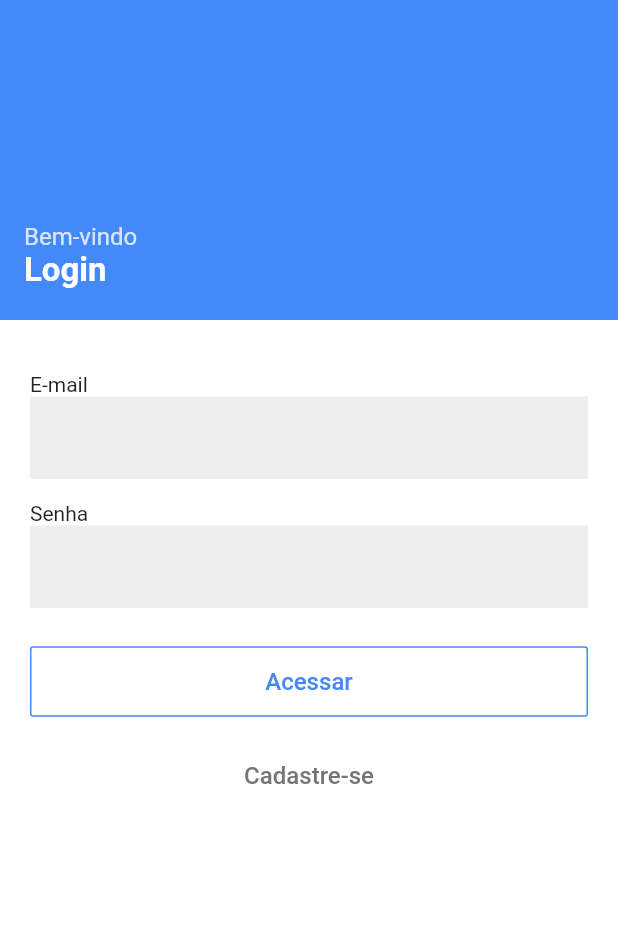
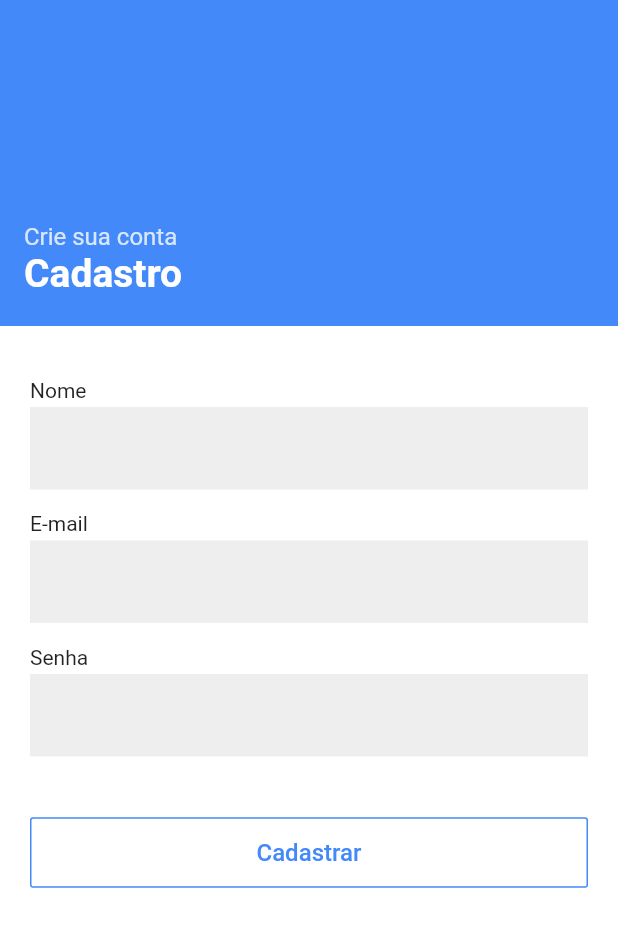
Before and after one commit to juliatiLucas/app_questionario, a Flutter app: the SignInView screen opened directly, after a tap on "Cadastre-se", on a phone screen of 412 x 824 dp. Shown: the top 927 px of the screen. Run offline on Flutter 3.47's test engine with Material 2 defaults, Android fonts, the phone set to English and light mode, and no system bars; our stand-ins replace get, shared_preferences; accounts and stored records are empty; statements that could not run were skipped.

Commit message:
Componente de input, tela de cadastro (sem funções)

```diff
--- /dev/null
+++ b/lib/components/rec_input.dart
@@ -0,0 +1,23 @@
+import 'package:flutter/material.dart';
+
+class RecInput extends StatelessWidget {
+  final TextEditingController controller;
+  final bool obscureText;
+  RecInput({this.controller, this.obscureText = false});
+
+  @override
+  Widget build(BuildContext context) {
+    return Padding(
+      padding: EdgeInsets.only(top: 3, bottom: 15),
+      child: TextField(
+        controller: controller,
+        obscureText: obscureText,
+        decoration: InputDecoration(
+            fillColor: Colors.grey[200],
+            filled: true,
+            border: InputBorder.none,
+            contentPadding: EdgeInsets.symmetric(vertical: 18, horizontal: 10)),
+      ),
+    );
+  }
+}
--- a/lib/controllers/signin.c.dart
+++ b/lib/controllers/signin.c.dart
@@ -28,7 +28,7 @@ class SignInController extends GetxController {
           this.email.text = "";
           this.password.text = "";
           await Session.login(json.decode(res.body));
-          Navigator.pushAndRemoveUntil(context, MaterialPageRoute(builder:(_) => HomeView()), (route) => false);
+          Navigator.pushAndRemoveUntil(context, MaterialPageRoute(builder: (_) => HomeView()), (route) => false);
         } else if (res.statusCode == 400) {
           if (json.decode(res.body)['error'] == "usuario_nao_existe") {
             Snack.showSnack(title: "Erro", message: "Usuário não encontrado!");
--- /dev/null
+++ b/lib/controllers/signup.c.dart
@@ -0,0 +1,14 @@
+import 'dart:convert';
+import 'package:flutter/cupertino.dart';
+import 'package:get/get.dart';
+import 'package:http/http.dart' as http;
+import '../utils/api.dart';
+import '../utils/session.dart';
+
+class SignUpController extends GetxController {
+  TextEditingController name = TextEditingController();
+  TextEditingController email = TextEditingController();
+  TextEditingController password = TextEditingController();
+
+  void signUp(BuildContext context) {}
+}
--- a/lib/views/signin.v.dart
+++ b/lib/views/signin.v.dart
@@ -1,6 +1,8 @@
 import 'package:flutter/material.dart';
 import 'package:get/get.dart';
 import '../controllers/signin.c.dart';
+import './signup.v.dart';
+import '../components/rec_input.dart';
 
 class SignInView extends StatelessWidget {
   @override
@@ -22,7 +24,7 @@ class SignInView extends StatelessWidget {
                   Opacity(opacity: 0.8, child: Text('Bem-vindo', style: TextStyle(color: Colors.white, fontSize: 16))),
                   Text(
                     'Login',
-                    style: TextStyle(color: Colors.white, fontWeight: FontWeight.bold, fontSize: 22),
+                    style: TextStyle(color: Colors.white, fontWeight: FontWeight.bold, fontSize: 26),
                   ),
                 ],
               ),
@@ -30,31 +32,12 @@ class SignInView extends StatelessWidget {
             Expanded(
               child: Container(
                   padding: EdgeInsets.symmetric(vertical: 35, horizontal: 20),
-                  decoration: BoxDecoration(
-                    color: Colors.white,
-                    // borderRadius: BorderRadius.only(topLeft: Radius.circular(20), topRight: Radius.circular(20)),
-                  ),
+                  decoration: BoxDecoration(color: Colors.white),
                   child: Column(crossAxisAlignment: CrossAxisAlignment.stretch, children: [
                     Text('E-mail'),
-                    TextField(
-                      controller: ctr.email,
-                      decoration: InputDecoration(
-                          fillColor: Colors.grey[200],
-                          filled: true,
-                          border: InputBorder.none,
-                          contentPadding: EdgeInsets.symmetric(vertical: 18, horizontal: 10)),
-                    ),
-                    SizedBox(height: 15),
+                    RecInput(controller: ctr.email),
                     Text('Senha'),
-                    TextField(
-                      controller: ctr.password,
-                      obscureText: true,
-                      decoration: InputDecoration(
-                          fillColor: Colors.grey[200],
-                          filled: true,
-                          border: InputBorder.none,
-                          contentPadding: EdgeInsets.symmetric(vertical: 18, horizontal: 10)),
-                    ),
+                    RecInput(controller: ctr.password, obscureText: true),
                     SizedBox(height: 25),
                     OutlineButton(
                       borderSide: BorderSide(color: Theme.of(context).primaryColor),
@@ -74,7 +57,7 @@ class SignInView extends StatelessWidget {
                         'Cadastre-se',
                         style: TextStyle(color: Colors.grey[600], fontSize: 16),
                       ),
-                      onPressed: () {},
+                      onPressed: () => Get.to(SignUpView(), transition: Transition.rightToLeft),
                     )
                   ])),
             ),
--- a/lib/views/signup.v.dart
+++ b/lib/views/signup.v.dart
@@ -0,0 +1,62 @@
+import 'package:flutter/material.dart';
+import 'package:get/get.dart';
+import '../controllers/signup.c.dart';
+import '../components/rec_input.dart';
+
+class SignUpView extends StatelessWidget {
+  @override
+  Widget build(BuildContext context) {
+    return Scaffold(
+      backgroundColor: Theme.of(context).primaryColor,
+      body: GetBuilder<SignUpController>(
+        init: Get.put(SignUpController()),
+        builder: (ctr) => Container(
+            child: Column(
+          crossAxisAlignment: CrossAxisAlignment.stretch,
+          children: [
+            SizedBox(height: MediaQuery.of(context).size.height * 0.18),
+            Padding(
+              padding: EdgeInsets.only(left: 16, bottom: 20),
+              child: Column(
+                crossAxisAlignment: CrossAxisAlignment.start,
+                children: [
+                  Opacity(opacity: 0.8, child: Text('Crie sua conta', style: TextStyle(color: Colors.white, fontSize: 16))),
+                  Text(
+                    'Cadastro',
+                    style: TextStyle(color: Colors.white, fontWeight: FontWeight.bold, fontSize: 26),
+                  ),
+                ],
+              ),
+            ),
+            Expanded(
+              child: Container(
+                  padding: EdgeInsets.symmetric(vertical: 35, horizontal: 20),
+                  decoration: BoxDecoration(color: Colors.white),
+                  child: Column(crossAxisAlignment: CrossAxisAlignment.stretch, children: [
+                    Text('Nome'),
+                    RecInput(controller: ctr.name),
+                    Text('E-mail'),
+                    RecInput(controller: ctr.email),
+                    Text('Senha'),
+                    RecInput(controller: ctr.password, obscureText: true),
+                    SizedBox(height: 25),
+                    OutlineButton(
+                      borderSide: BorderSide(color: Theme.of(context).primaryColor),
+                      highlightColor: Theme.of(context).primaryColor.withOpacity(0.2),
+                      splashColor: Theme.of(context).primaryColor.withOpacity(0.2),
+                      padding: EdgeInsets.symmetric(vertical: 14),
+                      child: Text(
+                        'Cadastrar',
+                        style: TextStyle(color: Theme.of(context).primaryColor, fontSize: 16),
+                      ),
+                      onPressed: () => ctr.signUp(context),
+                    ),
+                    SizedBox(height: 15),
+                  ])),
+            ),
+          ],
+        )),
+      ),
+    );
+  }
+}
```
